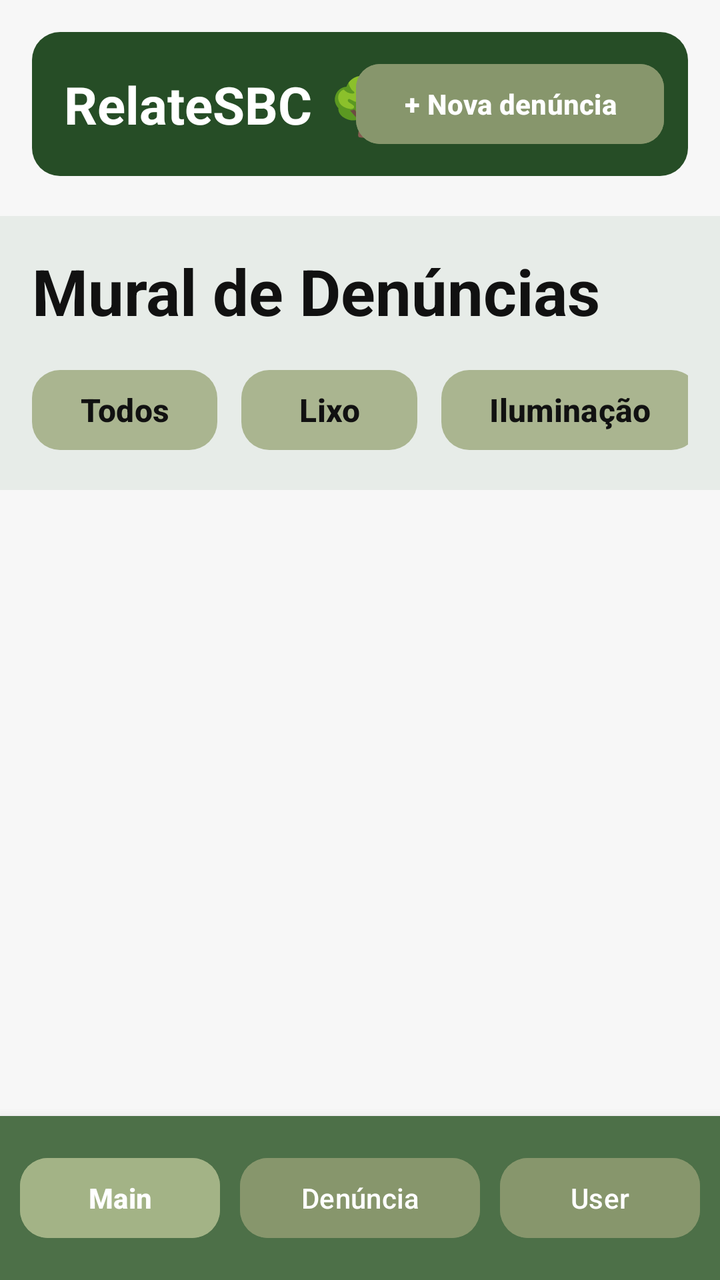
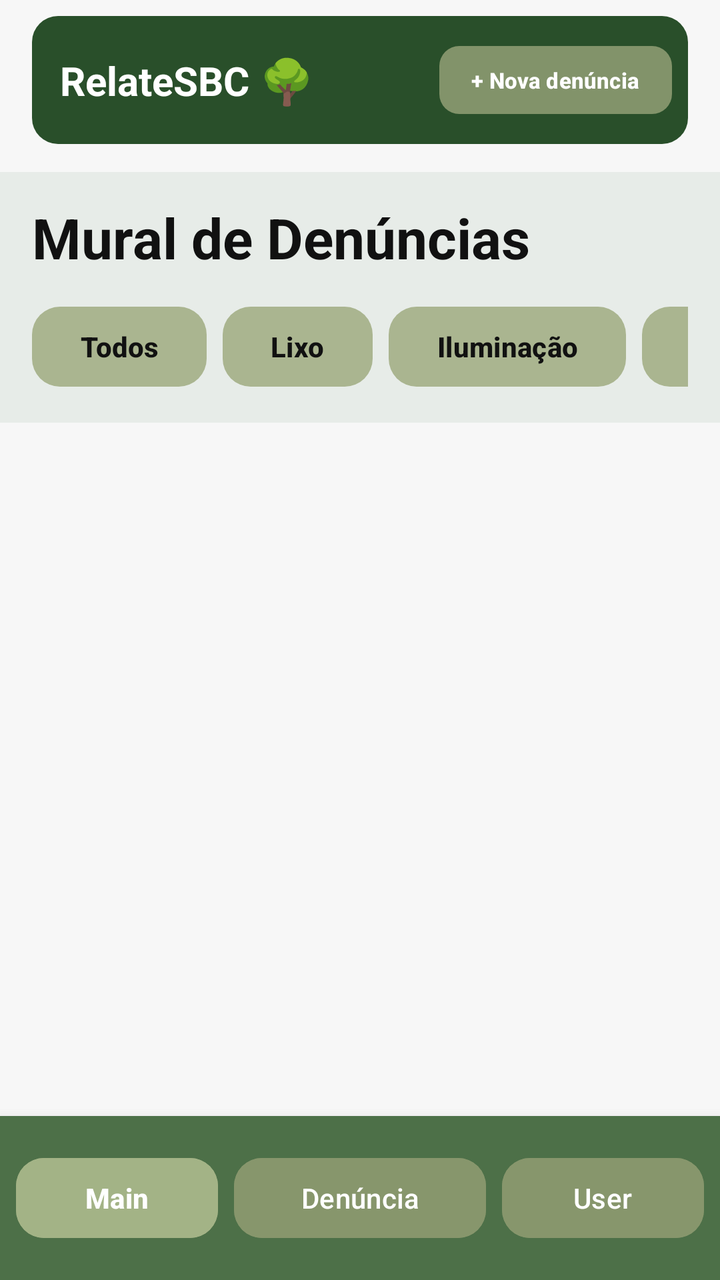

Before-and-after screenshots of an Android layout around one commit, followed by the original layout XML and the change that was made.
<!-- AndroidManifest.xml: activity theme Theme.TCC -->
<!-- res/layout/activity_main.xml -->
<?xml version="1.0" encoding="utf-8"?>
<androidx.constraintlayout.widget.ConstraintLayout
    xmlns:android="http://schemas.android.com/apk/res/android"
    xmlns:app="http://schemas.android.com/apk/res-auto"
    xmlns:tools="http://schemas.android.com/tools"
    android:id="@+id/main"
    android:layout_width="match_parent"
    android:layout_height="match_parent"
    android:background="#F7F7F7"
    tools:context=".MainActivity">


    
    
    

    <androidx.constraintlayout.widget.ConstraintLayout
        android:id="@+id/header"
        android:layout_width="0dp"
        android:layout_height="72dp"
        android:layout_marginStart="16dp"
        android:layout_marginTop="16dp"
        android:layout_marginEnd="16dp"
        android:background="@drawable/bg_header"
        android:paddingStart="16dp"
        android:paddingEnd="12dp"
        app:layout_constraintEnd_toEndOf="parent"
        app:layout_constraintStart_toStartOf="parent"
        app:layout_constraintTop_toTopOf="parent">


        <TextView
            android:id="@+id/txtLogo"
            android:layout_width="wrap_content"
            android:layout_height="wrap_content"
            android:text="RelateSBC"
            android:textColor="#FFFFFF"
            android:textSize="26sp"
            android:textStyle="bold"
            app:layout_constraintBottom_toBottomOf="parent"
            app:layout_constraintStart_toStartOf="parent"
            app:layout_constraintTop_toTopOf="parent" />


        <TextView
            android:id="@+id/txtArvore"
            android:layout_width="wrap_content"
            android:layout_height="wrap_content"
            android:layout_marginStart="8dp"
            android:text="🌳"
            android:textSize="28sp"
            app:layout_constraintBottom_toBottomOf="parent"
            app:layout_constraintStart_toEndOf="@id/txtLogo"
            app:layout_constraintTop_toTopOf="parent" />


        <Button
            android:id="@+id/btnNovaDenuncia"
            android:layout_width="wrap_content"
            android:layout_height="48dp"
            android:backgroundTint="#87966C"
            android:text="+ Nova denúncia"
            android:textAllCaps="false"
            android:textColor="#FFFFFF"
            android:textSize="14sp"
            android:textStyle="bold"
            app:cornerRadius="12dp"
            app:layout_constraintBottom_toBottomOf="parent"
            app:layout_constraintEnd_toEndOf="parent"
            app:layout_constraintTop_toTopOf="parent" />

    </androidx.constraintlayout.widget.ConstraintLayout>


    
    
    

    <LinearLayout
        android:id="@+id/areaFiltros"
        android:layout_width="0dp"
        android:layout_height="wrap_content"
        android:layout_marginTop="20dp"
        android:background="#E7ECE8"
        android:orientation="vertical"
        android:paddingStart="16dp"
        android:paddingTop="16dp"
        android:paddingEnd="16dp"
        android:paddingBottom="16dp"
        app:layout_constraintEnd_toEndOf="parent"
        app:layout_constraintStart_toStartOf="parent"
        app:layout_constraintTop_toBottomOf="@id/header">


        <TextView
            android:layout_width="match_parent"
            android:layout_height="wrap_content"
            android:text="Mural de Denúncias"
            android:textColor="#111111"
            android:textSize="32sp"
            android:textStyle="bold" />


        

        <HorizontalScrollView
            android:layout_width="match_parent"
            android:layout_height="wrap_content"
            android:layout_marginTop="14dp"
            android:scrollbars="none">

            <LinearLayout
                android:layout_width="wrap_content"
                android:layout_height="wrap_content"
                android:orientation="horizontal">


                <com.google.android.material.button.MaterialButton
                    android:id="@+id/btnTodos"
                    android:layout_width="wrap_content"
                    android:layout_height="48dp"
                    android:text="Todos"
                    android:textAllCaps="false"
                    android:textColor="#111111"
                    android:textSize="16sp"
                    android:textStyle="bold"
                    app:backgroundTint="#AAB590"
                    app:cornerRadius="14dp" />


                <com.google.android.material.button.MaterialButton
                    android:id="@+id/btnLixo"
                    android:layout_width="wrap_content"
                    android:layout_height="48dp"
                    android:layout_marginStart="12dp"
                    android:text="Lixo"
                    android:textAllCaps="false"
                    android:textColor="#111111"
                    android:textSize="16sp"
                    android:textStyle="bold"
                    app:backgroundTint="#AAB590"
                    app:cornerRadius="14dp" />


                <com.google.android.material.button.MaterialButton
                    android:id="@+id/btnIluminacao"
                    android:layout_width="wrap_content"
                    android:layout_height="48dp"
                    android:layout_marginStart="12dp"
                    android:text="Iluminação"
                    android:textAllCaps="false"
                    android:textColor="#111111"
                    android:textSize="16sp"
                    android:textStyle="bold"
                    app:backgroundTint="#AAB590"
                    app:cornerRadius="14dp" />


                <com.google.android.material.button.MaterialButton
                    android:id="@+id/btnPavimentacao"
                    android:layout_width="wrap_content"
                    android:layout_height="48dp"
                    android:layout_marginStart="12dp"
                    android:text="Pavimentação"
                    android:textAllCaps="false"
                    android:textColor="#111111"
                    android:textSize="16sp"
                    android:textStyle="bold"
                    app:backgroundTint="#AAB590"
                    app:cornerRadius="14dp" />


                <com.google.android.material.button.MaterialButton
                    android:id="@+id/btnOutros"
                    android:layout_width="wrap_content"
                    android:layout_height="48dp"
                    android:layout_marginStart="12dp"
                    android:text="Outros"
                    android:textAllCaps="false"
                    android:textColor="#111111"
                    android:textSize="16sp"
                    android:textStyle="bold"
                    app:backgroundTint="#AAB590"
                    app:cornerRadius="14dp" />

            </LinearLayout>

        </HorizontalScrollView>

    </LinearLayout>


    
    
    
    

    <androidx.recyclerview.widget.RecyclerView
        android:id="@+id/recyclerItens"
        android:layout_width="0dp"
        android:layout_height="0dp"
        android:clipToPadding="false"
        android:paddingStart="16dp"
        android:paddingTop="14dp"
        android:paddingEnd="16dp"
        android:paddingBottom="20dp"
        app:layout_constraintBottom_toTopOf="@id/bottomNavigation"
        app:layout_constraintEnd_toEndOf="parent"
        app:layout_constraintStart_toStartOf="parent"
        app:layout_constraintTop_toBottomOf="@id/areaFiltros"
        tools:listitem="@layout/item_card" />


    

    <TextView
        android:id="@+id/textSemResultados"
        android:layout_width="wrap_content"
        android:layout_height="wrap_content"
        android:text="Nenhuma denúncia encontrada."
        android:textColor="#666666"
        android:textSize="17sp"
        android:visibility="gone"
        app:layout_constraintBottom_toTopOf="@id/bottomNavigation"
        app:layout_constraintEnd_toEndOf="parent"
        app:layout_constraintStart_toStartOf="parent"
        app:layout_constraintTop_toBottomOf="@id/areaFiltros" />


    
    
    

    <androidx.constraintlayout.widget.ConstraintLayout
        android:id="@+id/bottomNavigation"
        android:layout_width="0dp"
        android:layout_height="82dp"
        android:background="#4D7048"
        android:elevation="10dp"
        app:layout_constraintBottom_toBottomOf="parent"
        app:layout_constraintEnd_toEndOf="parent"
        app:layout_constraintStart_toStartOf="parent">


        <Button
            android:id="@+id/btnMain"
            android:layout_width="100dp"
            android:layout_height="48dp"
            android:backgroundTint="#A3B386"
            android:text="Main"
            android:textAllCaps="false"
            android:textColor="#FFFFFF"
            android:textStyle="bold"
            app:cornerRadius="14dp"
            app:layout_constraintBottom_toBottomOf="parent"
            app:layout_constraintEnd_toStartOf="@id/btnDenuncia"
            app:layout_constraintHorizontal_chainStyle="spread"
            app:layout_constraintStart_toStartOf="parent"
            app:layout_constraintTop_toTopOf="parent" />


        <Button
            android:id="@+id/btnDenuncia"
            android:layout_width="120dp"
            android:layout_height="48dp"
            android:backgroundTint="#87966C"
            android:text="Denúncia"
            android:textAllCaps="false"
            android:textColor="#FFFFFF"
            app:cornerRadius="14dp"
            app:layout_constraintBottom_toBottomOf="parent"
            app:layout_constraintEnd_toStartOf="@id/btnUser"
            app:layout_constraintStart_toEndOf="@id/btnMain"
            app:layout_constraintTop_toTopOf="parent" />


        <Button
            android:id="@+id/btnUser"
            android:layout_width="100dp"
            android:layout_height="48dp"
            android:backgroundTint="#87966C"
            android:text="User"
            android:textAllCaps="false"
            android:textColor="#FFFFFF"
            app:cornerRadius="14dp"
            app:layout_constraintBottom_toBottomOf="parent"
            app:layout_constraintEnd_toEndOf="parent"
            app:layout_constraintStart_toEndOf="@id/btnDenuncia"
            app:layout_constraintTop_toTopOf="parent" />

    </androidx.constraintlayout.widget.ConstraintLayout>

</androidx.constraintlayout.widget.ConstraintLayout>
<!-- res/layout/item_card.xml (included above) -->
<?xml version="1.0" encoding="utf-8"?>
<com.google.android.material.card.MaterialCardView
    xmlns:android="http://schemas.android.com/apk/res/android"
    xmlns:app="http://schemas.android.com/apk/res-auto"

    android:layout_width="match_parent"
    android:layout_height="wrap_content"
    android:layout_marginBottom="20dp"

    app:cardBackgroundColor="#FFFFFF"
    app:cardCornerRadius="14dp"
    app:cardElevation="0dp"
    app:strokeColor="#222222"
    app:strokeWidth="2dp">


    <LinearLayout
        android:layout_width="match_parent"
        android:layout_height="wrap_content"
        android:orientation="vertical">


        

        <ImageView
            android:id="@+id/cardFoto"
            android:layout_width="match_parent"
            android:layout_height="210dp"
            android:background="#DDDDDD"
            android:contentDescription="Foto da denúncia"
            android:scaleType="centerCrop" />


        

        <LinearLayout
            android:layout_width="match_parent"
            android:layout_height="wrap_content"
            android:orientation="vertical"
            android:padding="16dp">


            

            <LinearLayout
                android:layout_width="match_parent"
                android:layout_height="wrap_content"
                android:gravity="center_vertical"
                android:orientation="horizontal">


                <TextView
                    android:id="@+id/cardStatus"
                    android:layout_width="wrap_content"
                    android:layout_height="wrap_content"
                    android:background="@drawable/bg_status"
                    android:paddingStart="12dp"
                    android:paddingTop="6dp"
                    android:paddingEnd="12dp"
                    android:paddingBottom="6dp"
                    android:text="Em andamento"
                    android:textColor="#111111"
                    android:textSize="16sp"
                    android:textStyle="bold" />


                <Space
                    android:layout_width="0dp"
                    android:layout_height="1dp"
                    android:layout_weight="1" />


                <TextView
                    android:id="@+id/cardTempo"
                    android:layout_width="wrap_content"
                    android:layout_height="wrap_content"
                    android:text="agora"
                    android:textColor="#333333"
                    android:textSize="14sp" />

            </LinearLayout>


            

            <TextView
                android:id="@+id/cardTitulo"
                android:layout_width="match_parent"
                android:layout_height="wrap_content"
                android:layout_marginTop="14dp"
                android:text="Buraco na rua"
                android:textColor="#111111"
                android:textSize="24sp"
                android:textStyle="bold" />


            

            <TextView
                android:id="@+id/cardCategoria"
                android:layout_width="wrap_content"
                android:layout_height="wrap_content"
                android:layout_marginTop="4dp"
                android:text="Pavimentação"
                android:textColor="#667257"
                android:textSize="14sp"
                android:textStyle="bold" />


            

            <TextView
                android:id="@+id/cardDescricao"
                android:layout_width="match_parent"
                android:layout_height="wrap_content"
                android:layout_marginTop="10dp"
                android:text="Tampa de bueiro quebrada podendo causar acidentes."
                android:textColor="#222222"
                android:textSize="16sp" />


            

            <LinearLayout
                android:layout_width="match_parent"
                android:layout_height="wrap_content"
                android:layout_marginTop="18dp"
                android:gravity="center_vertical"
                android:orientation="horizontal">


                <TextView
                    android:layout_width="wrap_content"
                    android:layout_height="wrap_content"
                    android:text="⌖"
                    android:textColor="#111111"
                    android:textSize="28sp" />


                <TextView
                    android:id="@+id/cardEndereco"
                    android:layout_width="0dp"
                    android:layout_height="wrap_content"
                    android:layout_marginStart="10dp"
                    android:layout_weight="1"
                    android:text="Rua relateSBC 203"
                    android:textColor="#222222"
                    android:textSize="16sp" />

            </LinearLayout>

        </LinearLayout>

    </LinearLayout>

</com.google.android.material.card.MaterialCardView>
<!-- resources referenced by this layout -->
<resources>
  <!-- drawable bg_header (drawable) -->
  <?xml version="1.0" encoding="utf-8"?>
  <shape xmlns:android="http://schemas.android.com/apk/res/android">
  
      <solid android:color="#264D26" />
  
      <corners android:radius="14dp" />
  
  </shape>
  <!-- drawable bg_status (drawable) -->
  <?xml version="1.0" encoding="utf-8"?>
  <shape xmlns:android="http://schemas.android.com/apk/res/android">
  
      <solid android:color="#F4BD83" />
  
      <corners android:radius="12dp" />
  
  </shape>
  <style name="Theme.TCC" parent="Base.Theme.TCC" />
  <style name="Base.Theme.TCC" parent="Theme.Material3.DayNight.NoActionBar">
          
          
      </style>
</resources>

<!-- the commit's change to res/layout/activity_main.xml (unified diff, before → after) -->
@@ -9,25 +9,23 @@
     android:background="#F7F7F7"
     tools:context=".MainActivity">
 
-
     
-    
-    
-
     <androidx.constraintlayout.widget.ConstraintLayout
         android:id="@+id/header"
         android:layout_width="0dp"
-        android:layout_height="72dp"
+        android:layout_height="64dp"
+
         android:layout_marginStart="16dp"
-        android:layout_marginTop="16dp"
+        android:layout_marginTop="8dp"
         android:layout_marginEnd="16dp"
+
         android:background="@drawable/bg_header"
-        android:paddingStart="16dp"
-        android:paddingEnd="12dp"
+        android:paddingStart="14dp"
+        android:paddingEnd="8dp"
+
+        app:layout_constraintStart_toStartOf="parent"
         app:layout_constraintEnd_toEndOf="parent"
-        app:layout_constraintStart_toStartOf="parent"
         app:layout_constraintTop_toTopOf="parent">
-
 
         <TextView
             android:id="@+id/txtLogo"
@@ -35,78 +33,76 @@
             android:layout_height="wrap_content"
             android:text="RelateSBC"
             android:textColor="#FFFFFF"
-            android:textSize="26sp"
+            android:textSize="20sp"
             android:textStyle="bold"
-            app:layout_constraintBottom_toBottomOf="parent"
             app:layout_constraintStart_toStartOf="parent"
-            app:layout_constraintTop_toTopOf="parent" />
-
+            app:layout_constraintTop_toTopOf="parent"
+            app:layout_constraintBottom_toBottomOf="parent" />
 
         <TextView
             android:id="@+id/txtArvore"
             android:layout_width="wrap_content"
             android:layout_height="wrap_content"
-            android:layout_marginStart="8dp"
+            android:layout_marginStart="5dp"
             android:text="🌳"
-            android:textSize="28sp"
-            app:layout_constraintBottom_toBottomOf="parent"
+            android:textSize="22sp"
             app:layout_constraintStart_toEndOf="@id/txtLogo"
-            app:layout_constraintTop_toTopOf="parent" />
-
-
-        <Button
+            app:layout_constraintTop_toTopOf="parent"
+            app:layout_constraintBottom_toBottomOf="parent" />
+
+        <com.google.android.material.button.MaterialButton
             android:id="@+id/btnNovaDenuncia"
             android:layout_width="wrap_content"
-            android:layout_height="48dp"
-            android:backgroundTint="#87966C"
+            android:layout_height="42dp"
+            android:minWidth="0dp"
+            android:minHeight="0dp"
+            android:paddingStart="16dp"
+            android:paddingEnd="16dp"
             android:text="+ Nova denúncia"
             android:textAllCaps="false"
             android:textColor="#FFFFFF"
-            android:textSize="14sp"
+            android:textSize="11sp"
             android:textStyle="bold"
-            app:cornerRadius="12dp"
-            app:layout_constraintBottom_toBottomOf="parent"
+            app:backgroundTint="#82936A"
+            app:cornerRadius="10dp"
+
             app:layout_constraintEnd_toEndOf="parent"
-            app:layout_constraintTop_toTopOf="parent" />
+            app:layout_constraintTop_toTopOf="parent"
+            app:layout_constraintBottom_toBottomOf="parent" />
 
     </androidx.constraintlayout.widget.ConstraintLayout>
 
 
     
-    
-    
-
     <LinearLayout
         android:id="@+id/areaFiltros"
         android:layout_width="0dp"
         android:layout_height="wrap_content"
-        android:layout_marginTop="20dp"
+        android:layout_marginTop="14dp"
         android:background="#E7ECE8"
         android:orientation="vertical"
         android:paddingStart="16dp"
-        android:paddingTop="16dp"
+        android:paddingTop="14dp"
         android:paddingEnd="16dp"
-        android:paddingBottom="16dp"
+        android:paddingBottom="14dp"
         app:layout_constraintEnd_toEndOf="parent"
         app:layout_constraintStart_toStartOf="parent"
         app:layout_constraintTop_toBottomOf="@id/header">
-
 
         <TextView
             android:layout_width="match_parent"
             android:layout_height="wrap_content"
             android:text="Mural de Denúncias"
             android:textColor="#111111"
-            android:textSize="32sp"
+            android:textSize="28sp"
             android:textStyle="bold" />
 
-
         
-
         <HorizontalScrollView
             android:layout_width="match_parent"
             android:layout_height="wrap_content"
-            android:layout_marginTop="14dp"
+            android:layout_marginTop="12dp"
+            android:fillViewport="false"
             android:scrollbars="none">
 
             <LinearLayout
@@ -114,71 +110,67 @@
                 android:layout_height="wrap_content"
                 android:orientation="horizontal">
 
-
                 <com.google.android.material.button.MaterialButton
                     android:id="@+id/btnTodos"
                     android:layout_width="wrap_content"
                     android:layout_height="48dp"
+                    android:minWidth="0dp"
                     android:text="Todos"
                     android:textAllCaps="false"
                     android:textColor="#111111"
-                    android:textSize="16sp"
                     android:textStyle="bold"
                     app:backgroundTint="#AAB590"
                     app:cornerRadius="14dp" />
 
-
                 <com.google.android.material.button.MaterialButton
                     android:id="@+id/btnLixo"
                     android:layout_width="wrap_content"
                     android:layout_height="48dp"
-                    android:layout_marginStart="12dp"
+                    android:layout_marginStart="8dp"
+                    android:minWidth="0dp"
                     android:text="Lixo"
                     android:textAllCaps="false"
                     android:textColor="#111111"
-                    android:textSize="16sp"
                     android:textStyle="bold"
                     app:backgroundTint="#AAB590"
                     app:cornerRadius="14dp" />
 
-
                 <com.google.android.material.button.MaterialButton
                     android:id="@+id/btnIluminacao"
                     android:layout_width="wrap_content"
                     android:layout_height="48dp"
-                    android:layout_marginStart="12dp"
+                    android:layout_marginStart="8dp"
+                    android:minWidth="0dp"
                     android:text="Iluminação"
                     android:textAllCaps="false"
                     android:textColor="#111111"
-                    android:textSize="16sp"
                     android:textStyle="bold"
                     app:backgroundTint="#AAB590"
                     app:cornerRadius="14dp" />
 
-
                 <com.google.android.material.button.MaterialButton
                     android:id="@+id/btnPavimentacao"
                     android:layout_width="wrap_content"
                     android:layout_height="48dp"
-                    android:layout_marginStart="12dp"
+                    android:layout_marginStart="8dp"
+                    android:minWidth="0dp"
                     android:text="Pavimentação"
                     android:textAllCaps="false"
                     android:textColor="#111111"
-                    android:textSize="16sp"
                     android:textStyle="bold"
                     app:backgroundTint="#AAB590"
                     app:cornerRadius="14dp" />
 
-
                 <com.google.android.material.button.MaterialButton
                     android:id="@+id/btnOutros"
                     android:layout_width="wrap_content"
                     android:layout_height="48dp"
-                    android:layout_marginStart="12dp"
+                    android:layout_marginStart="8dp"
+                    android:layout_marginEnd="8dp"
+                    android:minWidth="0dp"
                     android:text="Outros"
                     android:textAllCaps="false"
                     android:textColor="#111111"
-                    android:textSize="16sp"
                     android:textStyle="bold"
                     app:backgroundTint="#AAB590"
                     app:cornerRadius="14dp" />
@@ -191,35 +183,31 @@
 
 
     
-    
-    
-    
-
     <androidx.recyclerview.widget.RecyclerView
         android:id="@+id/recyclerItens"
         android:layout_width="0dp"
         android:layout_height="0dp"
         android:clipToPadding="false"
-        android:paddingStart="16dp"
-        android:paddingTop="14dp"
-        android:paddingEnd="16dp"
-        android:paddingBottom="20dp"
+        android:paddingStart="12dp"
+        android:paddingTop="12dp"
+        android:paddingEnd="12dp"
+        android:paddingBottom="16dp"
         app:layout_constraintBottom_toTopOf="@id/bottomNavigation"
         app:layout_constraintEnd_toEndOf="parent"
         app:layout_constraintStart_toStartOf="parent"
         app:layout_constraintTop_toBottomOf="@id/areaFiltros"
         tools:listitem="@layout/item_card" />
 
-
-    
-
     <TextView
         android:id="@+id/textSemResultados"
-        android:layout_width="wrap_content"
+        android:layout_width="0dp"
         android:layout_height="wrap_content"
+        android:layout_marginStart="20dp"
+        android:layout_marginEnd="20dp"
+        android:gravity="center"
         android:text="Nenhuma denúncia encontrada."
         android:textColor="#666666"
-        android:textSize="17sp"
+        android:textSize="16sp"
         android:visibility="gone"
         app:layout_constraintBottom_toTopOf="@id/bottomNavigation"
         app:layout_constraintEnd_toEndOf="parent"
@@ -228,9 +216,6 @@
 
 
     
-    
-    
-
     <androidx.constraintlayout.widget.ConstraintLayout
         android:id="@+id/bottomNavigation"
         android:layout_width="0dp"
@@ -241,11 +226,12 @@
         app:layout_constraintEnd_toEndOf="parent"
         app:layout_constraintStart_toStartOf="parent">
 
-
         <Button
             android:id="@+id/btnMain"
-            android:layout_width="100dp"
+            android:layout_width="0dp"
             android:layout_height="48dp"
+            android:layout_marginStart="8dp"
+            android:layout_marginEnd="4dp"
             android:backgroundTint="#A3B386"
             android:text="Main"
             android:textAllCaps="false"
@@ -254,15 +240,16 @@
             app:cornerRadius="14dp"
             app:layout_constraintBottom_toBottomOf="parent"
             app:layout_constraintEnd_toStartOf="@id/btnDenuncia"
-            app:layout_constraintHorizontal_chainStyle="spread"
+            app:layout_constraintHorizontal_weight="1"
             app:layout_constraintStart_toStartOf="parent"
             app:layout_constraintTop_toTopOf="parent" />
 
-
         <Button
             android:id="@+id/btnDenuncia"
-            android:layout_width="120dp"
+            android:layout_width="0dp"
             android:layout_height="48dp"
+            android:layout_marginStart="4dp"
+            android:layout_marginEnd="4dp"
             android:backgroundTint="#87966C"
             android:text="Denúncia"
             android:textAllCaps="false"
@@ -270,14 +257,16 @@
             app:cornerRadius="14dp"
             app:layout_constraintBottom_toBottomOf="parent"
             app:layout_constraintEnd_toStartOf="@id/btnUser"
+            app:layout_constraintHorizontal_weight="1.25"
             app:layout_constraintStart_toEndOf="@id/btnMain"
             app:layout_constraintTop_toTopOf="parent" />
 
-
         <Button
             android:id="@+id/btnUser"
-            android:layout_width="100dp"
+            android:layout_width="0dp"
             android:layout_height="48dp"
+            android:layout_marginStart="4dp"
+            android:layout_marginEnd="8dp"
             android:backgroundTint="#87966C"
             android:text="User"
             android:textAllCaps="false"
@@ -285,6 +274,7 @@
             app:cornerRadius="14dp"
             app:layout_constraintBottom_toBottomOf="parent"
             app:layout_constraintEnd_toEndOf="parent"
+            app:layout_constraintHorizontal_weight="1"
             app:layout_constraintStart_toEndOf="@id/btnDenuncia"
             app:layout_constraintTop_toTopOf="parent" />
 
@@ -299,13 +289,13 @@
 
     android:layout_width="match_parent"
     android:layout_height="wrap_content"
-    android:layout_marginBottom="20dp"
+    android:layout_marginBottom="16dp"
 
     app:cardBackgroundColor="#FFFFFF"
     app:cardCornerRadius="14dp"
     app:cardElevation="0dp"
     app:strokeColor="#222222"
-    app:strokeWidth="2dp">
+    app:strokeWidth="1dp">
 
 
     <LinearLayout
<!-- resource entries referenced after the edit -->
@@ -2,11 +2,12 @@
 <resources>
   <!-- drawable bg_header (drawable) -->
   <?xml version="1.0" encoding="utf-8"?>
-  <shape xmlns:android="http://schemas.android.com/apk/res/android">
+  <shape
+      xmlns:android="http://schemas.android.com/apk/res/android">
   
-      <solid android:color="#264D26" />
+      <solid android:color="#294F2A" />
   
-      <corners android:radius="14dp" />
+      <corners android:radius="13dp" />
   
   </shape>
   <!-- drawable bg_status (drawable) -->
